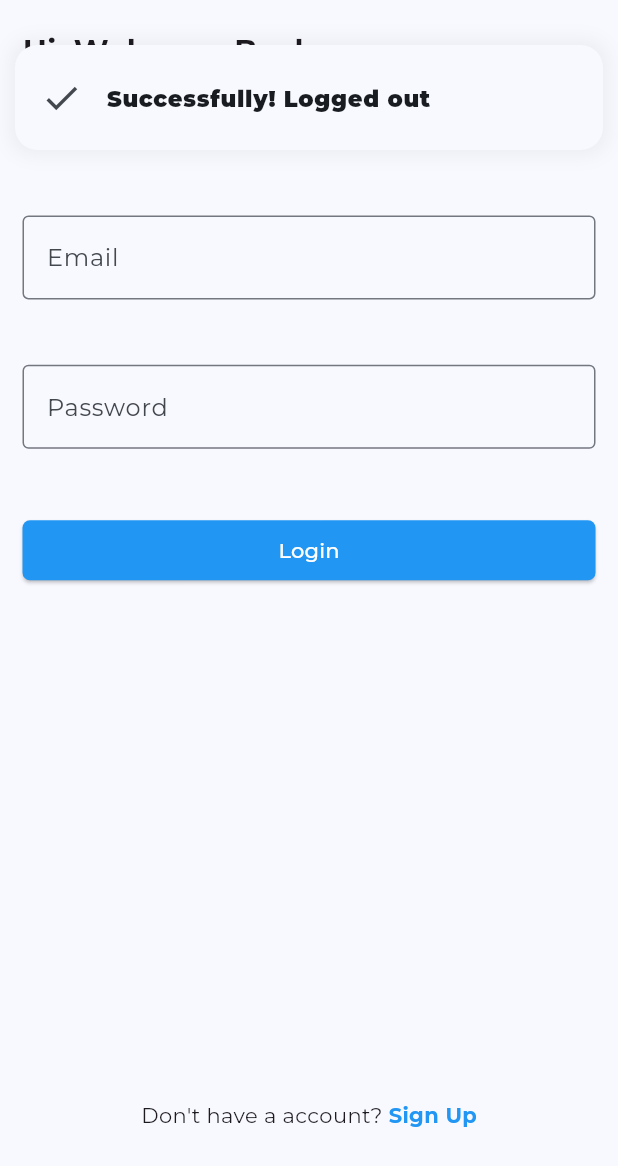
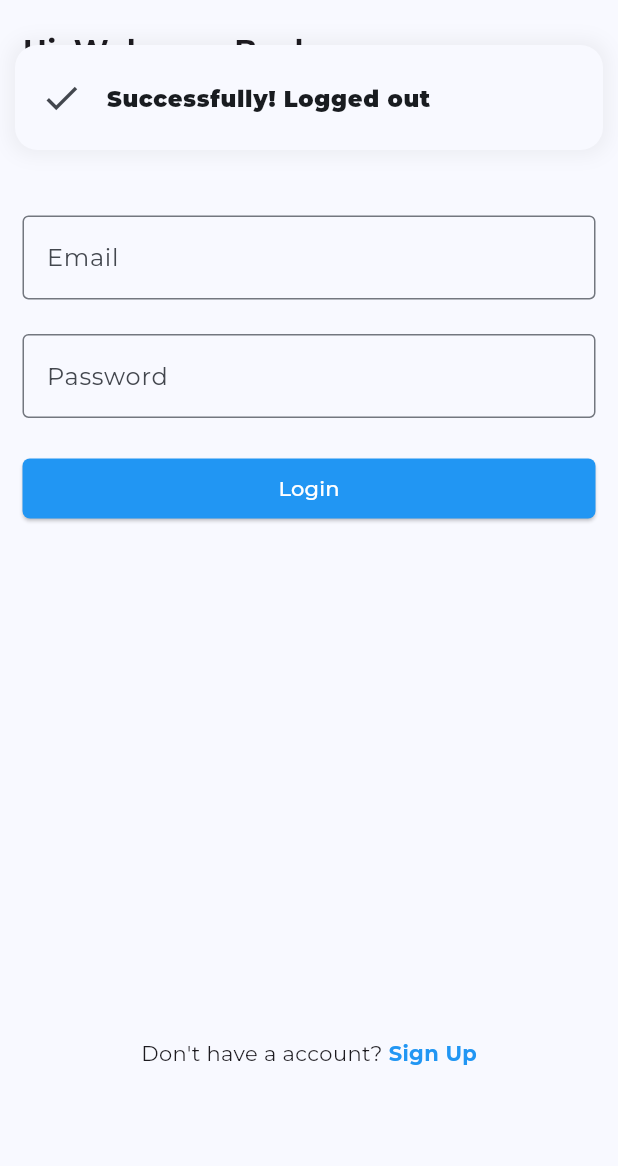
Before and after one commit to muhammadhaseeb417/Chahify---Online-Chatting-Flutter-App, a Flutter app: the Home screen opened by its route, after a tap on the "exit to app" icon, on a phone screen of 412 x 824 dp. Shown: the top 1166 px of the screen. Run offline on Flutter 3.47's test engine with Material 3 defaults, Android fonts, the phone set to English and light mode, and no system bars; drawn by our look-alikes of delightful_toast; our stand-ins replace cloud_firestore, dash_chat_2, device_preview, firebase_auth, firebase_core, firebase_storage and 3 more; accounts and stored records are empty; network calls fail.

```diff
--- a/lib/pages/register.dart
+++ b/lib/pages/register.dart
@@ -104,7 +104,7 @@ class _RegisterPageState extends State<RegisterPage> {
   Widget _loginForm() {
     return Container(
       width: MediaQuery.sizeOf(context).width,
-      height: MediaQuery.sizeOf(context).height * 0.63,
+      height: MediaQuery.sizeOf(context).height * 0.59,
       padding: EdgeInsets.symmetric(
         vertical: MediaQuery.sizeOf(context).height * 0.05,
       ),
--- a/lib/pages/signin.dart
+++ b/lib/pages/signin.dart
@@ -92,7 +92,7 @@ class _SigninState extends State<Signin> {
   Widget _loginForm() {
     return Container(
       width: MediaQuery.sizeOf(context).width,
-      height: MediaQuery.sizeOf(context).height * 0.4,
+      height: MediaQuery.sizeOf(context).height * 0.35,
       padding: EdgeInsets.symmetric(
         vertical: MediaQuery.sizeOf(context).height * 0.05,
       ),
--- a/pubspec.yaml
+++ b/pubspec.yaml
@@ -45,6 +45,7 @@ dependencies:
   delightful_toast: ^1.1.0
   google_fonts: ^6.2.1
   dash_chat_2: ^0.0.21
+  device_preview: ^1.2.0
 
 dev_dependencies:
   flutter_test:
```
Also changed, not shown: lib/main.dart (+10 -1 lines), firebase.json, lib/firebase_options.dart, pubspec.lock, 1 other file.
